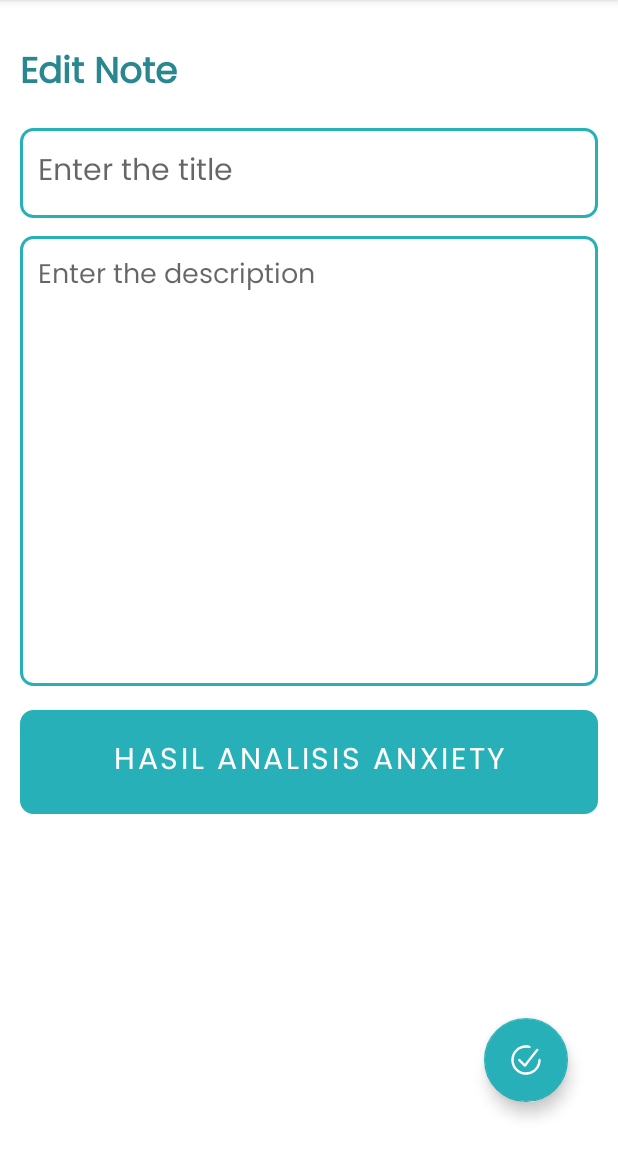
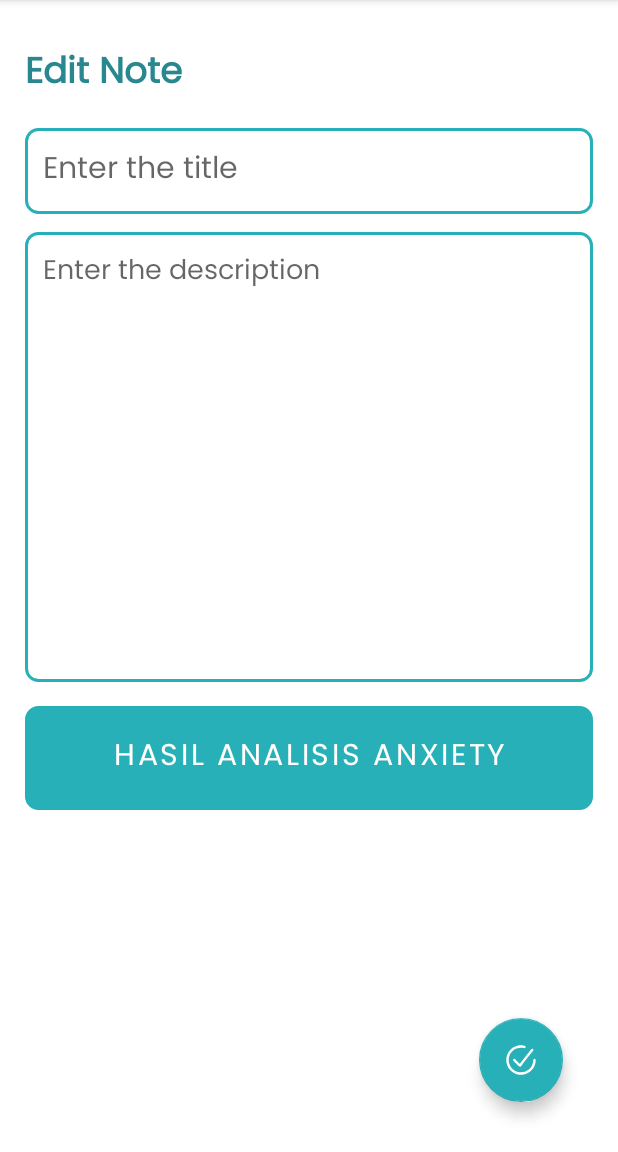
Before and after one commit to Dull04/EquilibrareApp, an Android app: the EditNoteFragment screen opened through its navigation route, on a phone screen of 412 x 824 dp, the part 84-1236 px from its top. Run offline under Robolectric (Android 15) with nearby library versions, the phone set to English and light mode, and no system bars; our stand-ins replace Room's generated code, data binding; 3 statements that could not run were skipped.

Commit message:
merubah beberapa layout

```diff
--- a/app/src/main/res/layout/fragment_edit_note.xml
+++ b/app/src/main/res/layout/fragment_edit_note.xml
@@ -1,14 +1,14 @@
 <?xml version="1.0" encoding="utf-8"?>
-<layout
-    xmlns:android="http://schemas.android.com/apk/res/android"
-    xmlns:tools="http://schemas.android.com/tools"
-    xmlns:app="http://schemas.android.com/apk/res-auto">
+<layout xmlns:android="http://schemas.android.com/apk/res/android"
+    xmlns:app="http://schemas.android.com/apk/res-auto"
+    xmlns:tools="http://schemas.android.com/tools">
 
     <RelativeLayout
         android:layout_width="match_parent"
         android:layout_height="match_parent"
         android:orientation="vertical"
-        android:padding="12dp"
+        android:paddingHorizontal="15dp"
+        android:paddingVertical="12dp"
         tools:context=".UpdateNoteFragment">
 
         <TextView
@@ -19,78 +19,95 @@
             android:layout_marginTop="16dp"
             android:fontFamily="@font/poppins"
             android:text="Edit Note"
-            android:textStyle="bold"
             android:textColor="@color/blue_dark"
-            android:textSize="24sp" />
+            android:textSize="24sp"
+            android:textStyle="bold" />
 
         <EditText
             android:id="@+id/editNoteTitle"
             android:layout_width="match_parent"
-            android:layout_height="60dp"
+            android:layout_height="wrap_content"
+            android:layout_below="@id/editNoteHeading"
+            android:layout_marginTop="16dp"
+            android:background="@drawable/blue_border"
+            android:fontFamily="@font/poppins"
+            android:gravity="center|start"
             android:hint="Enter the title"
+            android:maxLines="1"
             android:padding="12dp"
-            android:textSize="20sp"
-            android:layout_below="@id/editNoteHeading"
-            android:background="@drawable/blue_border"
-            android:layout_marginTop="16dp"
-            android:maxLines="1"
-            android:fontFamily="@font/poppins"/>
+            android:textSize="20sp" />
 
         <EditText
             android:id="@+id/editNoteDesc"
             android:layout_width="match_parent"
-            android:layout_height="300dp"
+            android:layout_height="wrap_content"
+            android:layout_below="@id/editNoteTitle"
+            android:layout_marginTop="12dp"
+            android:background="@drawable/blue_border"
+            android:fontFamily="@font/poppins"
+            android:gravity="top"
             android:hint="Enter the description"
-            android:gravity="top"
+            android:minHeight="300dp"
             android:padding="12dp"
-            android:textSize="18sp"
-            android:fontFamily="@font/poppins"
-            android:background="@drawable/blue_border"
-            android:layout_below="@id/editNoteTitle"
-            android:layout_marginTop="12dp" />
+            android:textSize="18sp" />
 
-        <Button
-            android:id="@+id/ButtonHasilAnalisis"
+        <RelativeLayout
             android:layout_width="match_parent"
             android:layout_height="wrap_content"
-            android:hint="Hasil Analisis Anxiety"
-            android:padding="12dp"
-            android:textSize="20sp"
             android:layout_below="@id/editNoteDesc"
-            android:background="@drawable/blue_border"
-            android:layout_marginTop="16dp"
-            android:fontFamily="@font/poppins"
-            android:visibility="visible"
-            android:text="Hasil Analisis Anxiety"
-            />
+            android:layout_marginTop="16dp">
+
+            <Button
+                android:id="@+id/ButtonHasilAnalisis"
+                android:layout_width="match_parent"
+                android:layout_height="wrap_content"
+                android:layout_centerInParent="true"
+                android:background="@drawable/blue_border"
+                android:fontFamily="@font/poppins"
+                android:padding="12dp"
+                android:text="Hasil Analisis Anxiety"
+                android:textSize="20sp"
+                android:visibility="visible" />
+
+            <ProgressBar
+                android:id="@+id/progressBar"
+                android:layout_width="wrap_content"
+                android:layout_height="wrap_content"
+                android:layout_centerInParent="true"
+                android:layout_gravity="center"
+                android:indeterminateTint="@color/white"
+                android:indeterminateTintMode="src_in"
+                android:visibility="gone" />
+
+        </RelativeLayout>
 
         <TextView
             android:id="@+id/tv_result"
             android:layout_width="match_parent"
-            android:gravity="center"
             android:layout_height="wrap_content"
+            android:layout_below="@id/editNoteDesc"
+            android:layout_marginTop="16dp"
+            android:background="@drawable/blue_border"
+            android:fontFamily="@font/poppins"
+            android:gravity="start|center"
             android:padding="12dp"
+            android:textColor="@color/black"
             android:textSize="18sp"
-            android:text="Hasil Analisis"
-            android:visibility="gone"
-            android:layout_below="@id/editNoteDesc"
-            android:background="@drawable/blue_border"
-            android:layout_marginTop="16dp"
-            android:fontFamily="@font/poppins"/>
+            android:visibility="gone" />
 
         <com.google.android.material.floatingactionbutton.FloatingActionButton
             android:id="@+id/editNoteFab"
             android:layout_width="wrap_content"
             android:layout_height="wrap_content"
+            android:layout_alignParentEnd="true"
+            android:layout_alignParentBottom="true"
             android:layout_marginEnd="20dp"
             android:layout_marginBottom="20dp"
+            android:backgroundTint="@color/blue_light"
             android:clickable="true"
-            android:backgroundTint="@color/blue_light"
-            android:tintMode="@color/white"
+            android:contentDescription="editFab"
             android:src="@drawable/baseline_done_24"
-            android:layout_alignParentBottom="true"
-            android:layout_alignParentEnd="true"
-            android:contentDescription="editFab" />
+            android:tintMode="@color/white" />
 
     </RelativeLayout>
 </layout>
```
